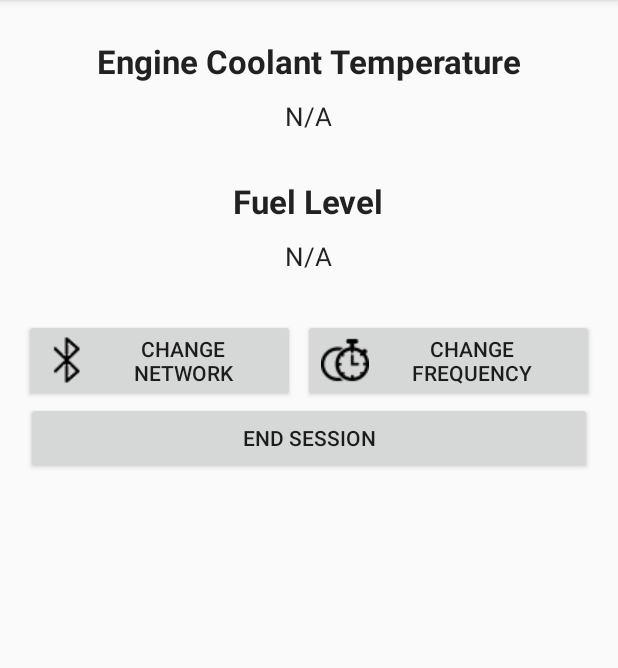
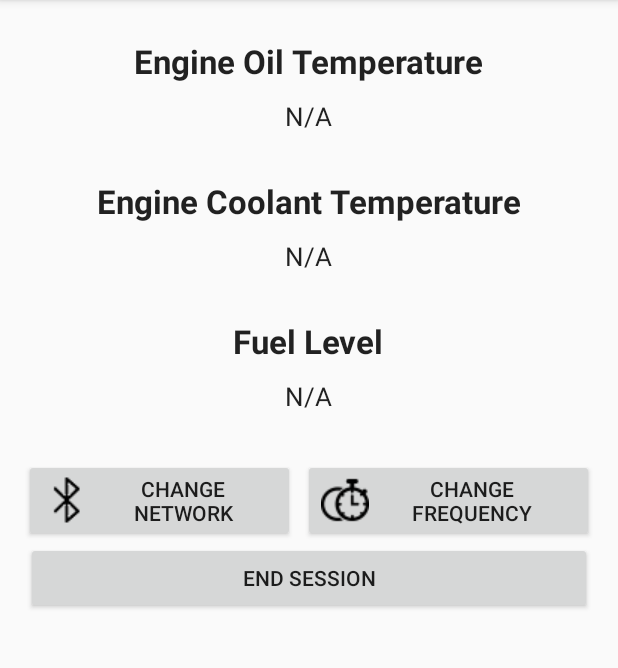
Before and after one commit to ibm-watson-iot/cvi-starter-obd-android, an Android app: the screen it shows after launch (Home), on a phone screen of 412 x 824 dp, the part 84-752 px from its top. Run offline under Robolectric (Android 15) with nearby library versions, the phone set to English and light mode, and no system bars; libraries missing offline, so code that uses them is left out: com.github.pires.obd, com.ibm.iotf; 4 statements that could not run were skipped.

Commit message:
Added OBD engine oil temp parameter

```diff
--- a/app/src/main/res/layout/activity_home.xml
+++ b/app/src/main/res/layout/activity_home.xml
@@ -8,7 +8,6 @@
     android:paddingRight="@dimen/activity_horizontal_margin"
     android:paddingTop="@dimen/activity_vertical_margin"
     tools:context="obdii.starter.automotive.iot.ibm.com.iot4a_obdii.Home">
-
     <LinearLayout
         android:orientation="vertical"
         android:layout_width="wrap_content"
@@ -16,8 +15,39 @@
         android:layout_weight="5"
         android:layout_gravity="center_vertical"
         android:layout_centerHorizontal="true"
+        android:id="@+id/linearLayout4"
+        android:layout_marginTop="10dp">
+
+        <TextView
+            android:layout_width="wrap_content"
+            android:layout_height="wrap_content"
+            android:textAppearance="?android:attr/textAppearanceLarge"
+            android:text="Engine Oil Temperature"
+            android:id="@+id/engineOilLabel"
+            android:layout_gravity="center_horizontal"
+            android:textStyle="bold" />
+
+        <TextView
+            android:layout_width="wrap_content"
+            android:layout_height="wrap_content"
+            android:textAppearance="?android:attr/textAppearanceLarge"
+            android:text="N/A"
+            android:id="@+id/engineOilValue"
+            android:layout_gravity="center_horizontal"
+            android:textSize="17dp"
+            android:layout_marginTop="10dp" />
+    </LinearLayout>
+
+    <LinearLayout
+        android:orientation="vertical"
+        android:layout_width="wrap_content"
+        android:layout_height="wrap_content"
+        android:layout_weight="5"
+        android:layout_below="@+id/linearLayout4"
+        android:layout_gravity="center_vertical"
+        android:layout_centerHorizontal="true"
         android:id="@+id/linearLayout2"
-        android:layout_marginTop="10dp">
+        android:layout_marginTop="30dp">
 
         <TextView
             android:layout_width="wrap_content"
```
